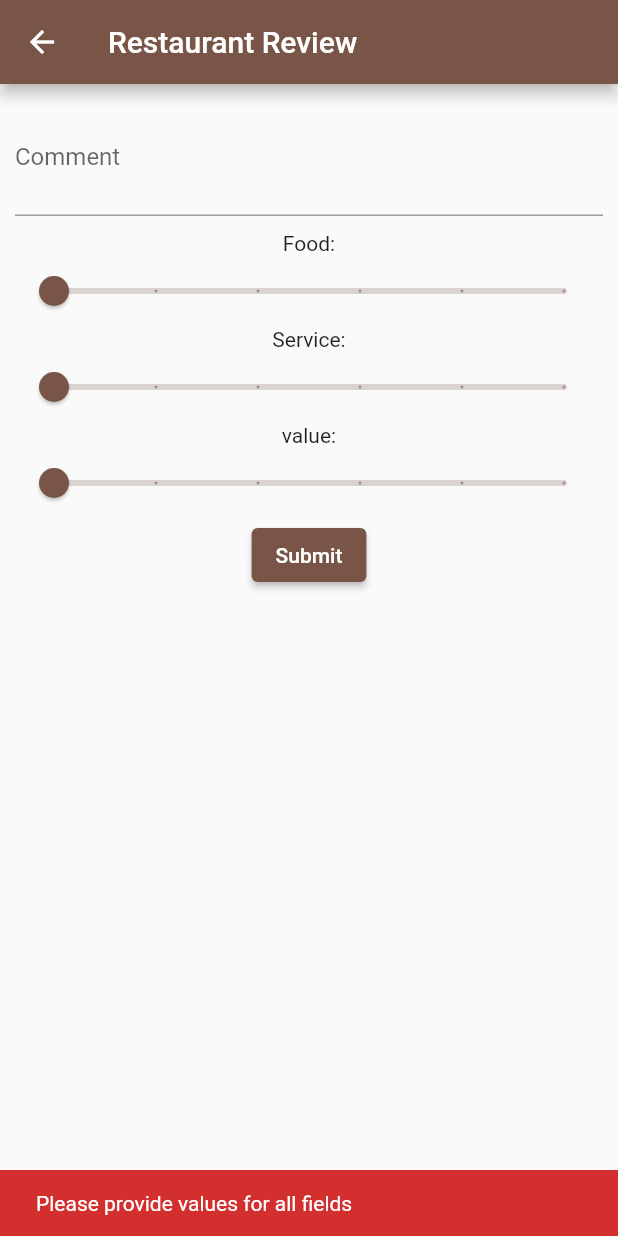
After one commit to AhmedOsaama/Restaurant-Reviews-frontend, a Flutter app: the ReviewScreen screen opened directly, after a tap on "Submit", on a phone screen of 412 x 824 dp. The commit adds this screen. Run offline on Flutter 3.47's test engine with Material 2 defaults, Android fonts, the phone set to English and light mode, and no system bars; our stand-ins replace firebase_core, firebase_storage, flutter_markdown; missing offline and left inert: image_form_field; accounts and stored records are empty; network calls fail.

Commit message:
Added feature 4

```diff
--- a/lib/screens/restaurant_detail_screen.dart
+++ b/lib/screens/restaurant_detail_screen.dart
@@ -3,6 +3,7 @@
 import 'package:flutter/material.dart';
 import 'package:flutter_markdown/flutter_markdown.dart';
 import 'package:intl/intl.dart';
+import 'package:restaurant_reviews/screens/review_screen.dart';
 import 'package:url_launcher/url_launcher.dart';
 
 class RestaurantDetailScreen extends StatelessWidget {
@@ -12,18 +13,50 @@ class RestaurantDetailScreen extends StatelessWidget {
   final foodType;
   final date;
   final description;
-
-  const RestaurantDetailScreen(
+  final username;
+  final docId;
+  final reviews;
+  RestaurantDetailScreen(
       {Key? key,
       this.name,
       this.postcode,
       this.photoUrl,
       this.foodType,
       this.date,
-      this.description})
+      this.description,
+      this.username,
+      this.docId,
+      this.reviews})
       : super(key: key);
+
+  bool hasReviewed = false;
+  var totalFoodScore = 0;
+  var totalServiceScore = 0;
+  var totalValueScore = 0;
+
+  double averageFoodScore = 0;
+  double averageServiceScore = 0;
+  double averageValueScore = 0;
+
   @override
   Widget build(BuildContext context) {
+    // print(reviews);
+    if (reviews != null) {
+      //reviews.values: list of all reviews for a restaurant.
+      for (var review in reviews.values) {
+        if (username == review['username']) {
+          print('${username} ${review['username']}');
+          hasReviewed = true;
+        }
+        totalFoodScore += review['foodScore'] as int;
+        totalServiceScore += review['serviceScore'] as int;
+        totalValueScore += review['valueScore'] as int;
+      }
+      averageFoodScore = totalFoodScore / reviews.values.length;
+      averageServiceScore = totalServiceScore / reviews.values.length;
+      averageValueScore = totalValueScore / reviews.values.length;
+    }
+    print(hasReviewed);
     return Scaffold(
       appBar: AppBar(
         title: Text(name),
@@ -49,62 +82,34 @@ class RestaurantDetailScreen extends StatelessWidget {
               const SizedBox(
                 height: 10,
               ),
-              Text("Created: ${DateFormat().add_yMMMd().format(DateTime.parse(date))}"),
+              Text(
+                  "Created: ${DateFormat().add_yMMMd().format(DateTime.parse(date))}"),
               const SizedBox(
                 height: 10,
               ),
               // MarkdownBody(data: description),
               Padding(
                 padding: EdgeInsets.all(10),
-                  child: MarkdownBody(data: description,
-                    onTapLink:(text,href,title){
-                      href != null ? launch(href) : null;
-                    } ,),
-//                 child: MarkdownBody(data: """
-//  # Minimal Markdown Test
-//  ---
-//  This is a simple Markdown test. Provide a text string with Markdown tags
-//  to the Markdown widget and it will display the formatted output in a
-//  scrollable widget.
-//
-//  ## Section 1
-//  Maecenas eget **arcu egestas**, mollis ex vitae, posuere magna. Nunc eget
-//  aliquam tortor. Vestibulum porta sodales efficitur. Mauris interdum turpis
-//  eget est condimentum, vitae porttitor diam ornare.
-//
-//  ### Subsection A
-//  Sed et massa finibus, blandit massa vel, vulputate velit. Vestibulum vitae
-//  venenatis libero. **__Curabitur sem lectus, feugiat eu justo in, eleifend
-//  accumsan ante.__** Sed a fermentum elit. Curabitur sodales metus id mi
-//  ornare, in ullamcorper magna congue.
-//  * item 1
-//  * item 2
-//  *This is italic text*
-//
-// _This is italic text_
-//
-// ~~Strikethrough~~
-// ## Blockquotes
-//
-//
-// > Blockquotes can also be nested...
-// >> ...by using additional greater-than signs right next to each other...
-// > > > ...or with spaces between arrows.
-//
-// 57. foo
-// 1. bar
-// 1. barrr
-//
-// ![Minion](https://octodex.github.com/images/minion.png)
-//
-// [link with title](http://nodeca.github.io/pica/demo/ "title text!")
-//  """
-//                     ,onTapLink: (text,href,title){
-//                       href != null ? launch(href) : null;
-//                   },
-//                 ),
-
+                child: MarkdownBody(
+                  data: description,
+                  onTapLink: (text, href, title) {
+                    href != null ? launch(href) : null;
+                  },
+                ),
               ),
+              if (reviews != null) Text("food: $averageFoodScore"),
+              if (reviews != null) Text("service: $averageServiceScore"),
+              if (reviews != null) Text("value: $averageValueScore"),
+              SizedBox(height: 10,),
+              if (username != null && !hasReviewed)
+                ElevatedButton(
+                    onPressed: () =>
+                        Navigator.of(context).push(MaterialPageRoute(
+                            builder: (ctx) => ReviewScreen(
+                                  username: username,
+                                  docId: docId,
+                                ))),
+                    child: Text("Leave review"))
             ],
           ),
         ),
--- /dev/null
+++ b/lib/screens/review_screen.dart
@@ -0,0 +1,129 @@
+import 'package:flutter/material.dart';
+import 'package:http/http.dart' as http;
+import 'dart:convert';
+
+class ReviewScreen extends StatefulWidget {
+  final docId;
+  final username;
+
+  const ReviewScreen({Key? key, this.docId, this.username}) : super(key: key);
+  @override
+  _ReviewScreenState createState() => _ReviewScreenState();
+}
+
+class _ReviewScreenState extends State<ReviewScreen> {
+  final commentController = TextEditingController();
+  double _foodScore = 0;
+  double _valueScore = 0;
+  double _serviceScore = 0;
+  bool isLoading = false;
+
+  void submitReview() async {
+    print('entered');
+    print(widget.docId);
+    if (commentController.value.text.isEmpty ||
+        _foodScore == 0 ||
+        _valueScore == 0 ||
+        _serviceScore == 0) {
+      ScaffoldMessenger.of(context).showSnackBar(SnackBar(
+        content: Text("Please provide values for all fields"),
+        backgroundColor: Theme.of(context).errorColor,
+      ));
+      return;
+    }
+
+    setState(() {
+      isLoading = true;
+    });
+    final url = Uri.parse('http://10.0.2.2:5000/restaurant/addreview');
+    final response = await http.post(url,
+        body: jsonEncode({
+          'username': widget.username,
+          'docId': widget.docId,
+          'comment': commentController.value.text,
+          'foodScore': _foodScore.toInt(),
+          'valueScore': _valueScore.toInt(),
+          'serviceScore': _serviceScore.toInt(),
+        }));
+    setState(() {
+      isLoading = false;
+    });
+    print(response.body);
+    if (response.statusCode == 200) {
+      Navigator.of(context).pop();
+    }
+  }
+
+  @override
+  Widget build(BuildContext context) {
+    return Scaffold(
+      appBar: AppBar(
+        title: const Text('Restaurant Review'),
+      ),
+      body: SingleChildScrollView(
+        child: Padding(
+          padding: const EdgeInsets.all(10),
+          child: Column(
+            children: [
+              TextField(
+                decoration: const InputDecoration(labelText: 'Comment'),
+                controller: commentController,
+                textInputAction: TextInputAction.newline,
+                minLines: 2,
+                maxLines: 5,
+              ),
+              SizedBox(
+                height: 10,
+              ),
+              Text('Food:'),
+              Slider(
+                value: _foodScore,
+                onChanged: (score) {
+                  setState(() {
+                    _foodScore = score;
+                  });
+                },
+                divisions: 5,
+                min: 0,
+                max: 5,
+                label: "${_foodScore.toInt()}",
+              ),
+              Text('Service:'),
+              Slider(
+                value: _serviceScore,
+                onChanged: (score) {
+                  setState(() {
+                    _serviceScore = score;
+                  });
+                },
+                divisions: 5,
+                min: 0,
+                max: 5,
+                label: "${_serviceScore.toInt()}",
+              ),
+              Text('value:'),
+              Slider(
+                value: _valueScore,
+                onChanged: (score) {
+                  setState(() {
+                    _valueScore = score;
+                  });
+                },
+                divisions: 5,
+                min: 0,
+                max: 5,
+                label: "${_valueScore.toInt()}",
+              ),
+              isLoading ? CircularProgressIndicator() : ElevatedButton(
+                  onPressed: () {
+                    submitReview();
+                    FocusScope.of(context).unfocus();
+                  },
+                  child: Text('Submit')),
+            ],
+          ),
+        ),
+      ),
+    );
+  }
+}
```
Also changed, not shown: lib/screens/home_screen.dart (+11 -3 lines), lib/widgets/restaurant_widget.dart (+27 -1 lines).
